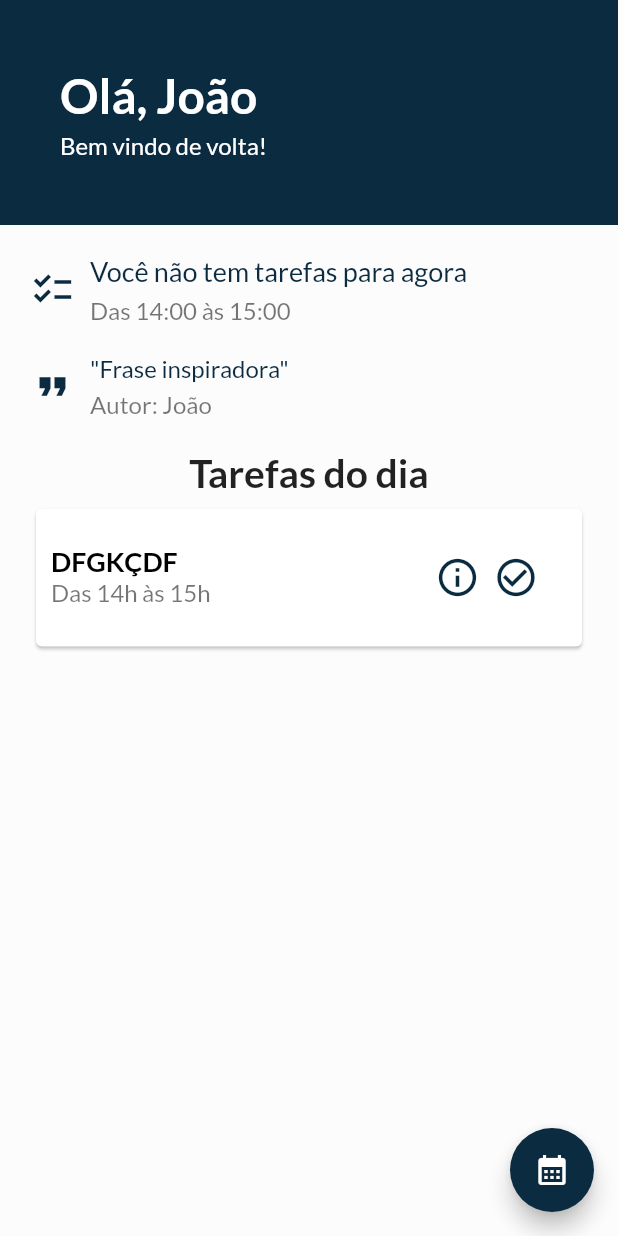
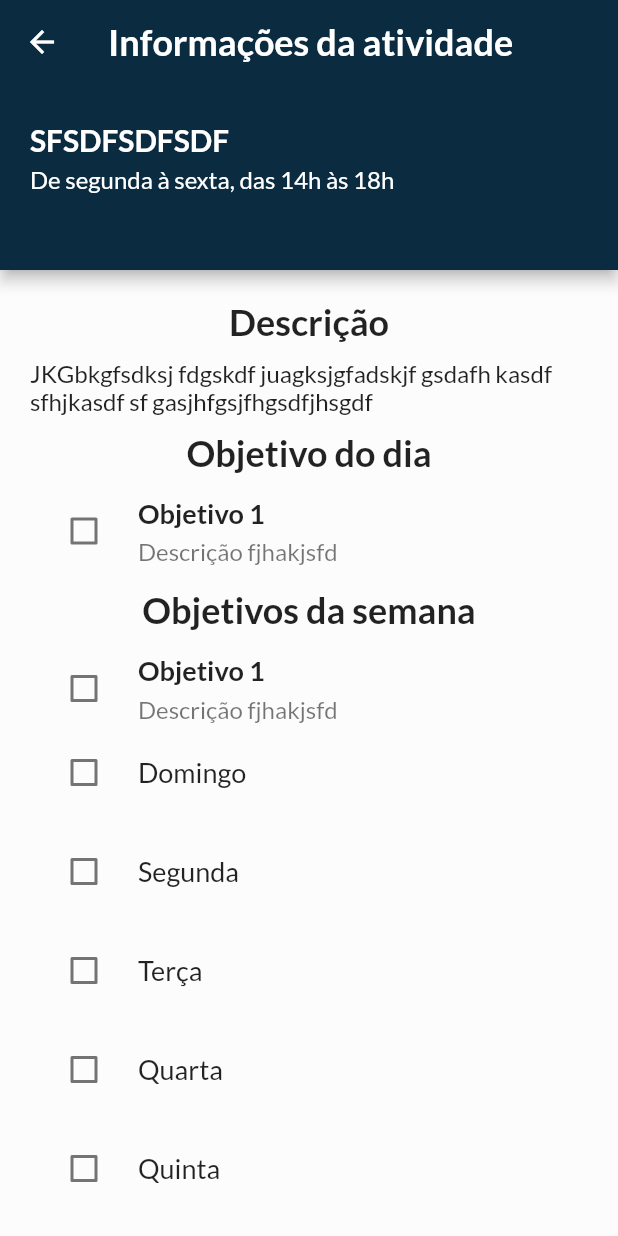
Before and after one commit to guicrisostomo/hour, a Flutter app: the Home screen opened by its route, after a tap on "DFGKÇDF", on a phone screen of 412 x 824 dp. Run offline on Flutter 3.47's test engine with Material 2 defaults, Android fonts, the phone set to English and light mode, and no system bars; our stand-ins replace firebase_core, flutter_dotenv, flutter_svg, google_fonts; accounts and stored records are empty.

Commit message:
feat: add new screen

```diff
--- a/lib/main.dart
+++ b/lib/main.dart
@@ -3,6 +3,7 @@ import 'package:flutter_dotenv/flutter_dotenv.dart';
 import 'package:hour/view/pages/add.dart';
 import 'package:hour/view/pages/edit.dart';
 import 'package:hour/view/pages/home.dart';
+import 'package:hour/view/pages/info_activity.dart';
 import 'package:hour/view/pages/login.dart';
 import 'package:hour/view/pages/planning.dart';
 import 'package:hour/view/pages/presentation.dart';
@@ -29,6 +30,7 @@ Future<void> main() async {
         '/add': (context) => const Add(),
         '/edit': (context) => const Edit(),
         '/planning': (context) => const Planning(),
+        '/info_activity': (context) => const InfoActivity(),
       },
     ),
   );
--- /dev/null
+++ b/lib/view/pages/info_activity.dart
@@ -0,0 +1,406 @@
+import 'package:flutter/material.dart';
+import 'package:google_fonts/google_fonts.dart';
+
+import 'package:hour/globals.dart' as globals;
+import 'package:hour/view/widgets/button.dart';
+
+class InfoActivity extends StatefulWidget {
+  const InfoActivity({super.key});
+
+  @override
+  State<InfoActivity> createState() => _InfoActivityState();
+}
+
+class _InfoActivityState extends State<InfoActivity> {
+  static List listDaysCheckedValue = [false, false, false, false, false, false, false];
+
+  Widget ShowHourDay(int day, TextEditingController? controllerFor, TextEditingController? controllerUntil) {
+    return listDaysCheckedValue[day] ?
+      Column(
+        children: [
+          Row(
+            children: [
+
+              const SizedBox(width: 10),
+
+              SizedBox(
+                width: 100,
+                child: TextField(
+                  controller: controllerFor,
+                  decoration: const InputDecoration(
+                    border: OutlineInputBorder(),
+                    labelText: 'De',
+                  ),
+                ),
+              ),
+
+              const SizedBox(width: 10),
+
+              Text(
+                'às',
+                style: GoogleFonts.lato(
+                  fontSize: 18,
+                ),
+              ),
+
+              const SizedBox(width: 10),
+
+              SizedBox(
+                width: 100,
+                child: TextField(
+                  controller: controllerUntil,
+                  decoration: const InputDecoration(
+                    border: OutlineInputBorder(),
+                    labelText: 'Até',
+                  ),
+                ),
+              ),
+            ],
+          ),
+        ],
+      )
+    : const SizedBox(height: 0);
+  }
+
+  @override
+  Widget build(BuildContext context) {
+    var txtForSun = TextEditingController();
+    var txtUntilSun = TextEditingController();
+    var txtForMon = TextEditingController();
+    var txtUntilMon = TextEditingController();
+    var txtForTue = TextEditingController();
+    var txtUntilTue = TextEditingController();
+    var txtForWed = TextEditingController();
+    var txtUntilWed = TextEditingController();
+    var txtForThu = TextEditingController();
+    var txtUntilThu = TextEditingController();
+    var txtForFri = TextEditingController();
+    var txtUntilFri = TextEditingController();
+    var txtForSat = TextEditingController();
+    var txtUntilSat = TextEditingController();
+
+    return Scaffold(
+      appBar: PreferredSize(
+        preferredSize: const Size.fromHeight(180),
+        child: AppBar(
+          title: Text(
+            'Informações da atividade',
+            style: GoogleFonts.lato(
+              color: Colors.white,
+              fontSize: 24,
+              fontWeight: FontWeight.w600,
+            ),
+          ),
+          backgroundColor: globals.primary,
+
+          flexibleSpace: Center(
+            child: Wrap(
+              direction: Axis.horizontal,
+              children: [
+
+                Padding(
+                  padding: const EdgeInsets.fromLTRB(20, 50, 20, 20),
+                  child: Column(
+                    mainAxisAlignment: MainAxisAlignment.start,
+                    crossAxisAlignment: CrossAxisAlignment.stretch,
+                    children: [
+                      Text(
+                        'SFSDFSDFSDF',
+                        style: GoogleFonts.lato(
+                          color: Colors.white,
+                          fontSize: 20,
+                          fontWeight: FontWeight.w600,
+                        ),
+                      ),
+
+                      const SizedBox(height: 5),
+
+                      Text(
+                        'De segunda à sexta, das 14h às 18h',
+                        style: GoogleFonts.lato(
+                          color: Colors.white,
+                          fontSize: 16,
+                        ),
+                      ),
+                    ]
+                  ),
+                ),
+              ]
+            ),
+          )
+        ),
+      ),
+
+      body: SingleChildScrollView(
+        child: Padding(
+          padding: const EdgeInsets.all(20),
+          child: Column(
+            children: [
+              Text(
+                'Descrição',
+                style: GoogleFonts.lato(
+                  fontSize: 24,
+                  fontWeight: FontWeight.w600,
+                ),
+              ),
+
+              const SizedBox(height: 10),
+
+              Text(
+                'JKGbkgfsdksj fdgskdf juagksjgfadskjf gsdafh kasdf sfhjkasdf sf gasjhfgsjfhgsdfjhsgdf',
+                style: GoogleFonts.lato(
+                  fontSize: 16,
+                ),
+              ),
+
+              const SizedBox(height: 10),
+
+              Text(
+                'Objetivo do dia',
+                style: GoogleFonts.lato(
+                  fontSize: 24,
+                  fontWeight: FontWeight.w600,
+                ),
+              ),
+
+              const SizedBox(height: 10),
+
+              CheckboxListTile(
+                value: false,
+                onChanged: (value) {
+                  value!;
+                },
+                title: Column(
+                  crossAxisAlignment: CrossAxisAlignment.start,
+                  children: [
+                    Text(
+                      'Objetivo 1',
+                      style: GoogleFonts.lato(
+                        fontSize: 18,
+                        fontWeight: FontWeight.w600,
+                      ),
+                    ),
+
+                    const SizedBox(height: 5),
+
+                    Text(
+                      'Descrição fjhakjsfd',
+                      style: GoogleFonts.lato(
+                        fontSize: 16,
+                        color: Colors.black54,
+                      ),
+                    ),
+                  ],
+                ),
+
+                controlAffinity: ListTileControlAffinity.leading,
+              ),
+
+              const SizedBox(height: 10),
+
+              Text(
+                'Objetivos da semana',
+                style: GoogleFonts.lato(
+                  fontSize: 24,
+                  fontWeight: FontWeight.w600,
+                ),
+              ),
+
+              const SizedBox(height: 10),
+
+              CheckboxListTile(
+                value: false,
+                onChanged: (value) {
+                  value!;
+                },
+                title: Column(
+                  crossAxisAlignment: CrossAxisAlignment.start,
+                  children: [
+                    Text(
+                      'Objetivo 1',
+                      style: GoogleFonts.lato(
+                        fontSize: 18,
+                        fontWeight: FontWeight.w600,
+                      ),
+                    ),
+
+                    const SizedBox(height: 5),
+
+                    Text(
+                      'Descrição fjhakjsfd',
+                      style: GoogleFonts.lato(
+                        fontSize: 16,
+                        color: Colors.black54,
+                      ),
+                    ),
+                  ],
+                ),
+
+                controlAffinity: ListTileControlAffinity.leading,
+              ),
+
+              CheckboxListTile(
+                value: listDaysCheckedValue[0],
+                onChanged: (value) => {
+                  setState(() {
+                    listDaysCheckedValue[0] = value!;
+                  })
+                },
+                title: Container(
+                  alignment: Alignment.centerLeft,
+                  child: Text(
+                    'Domingo',
+                    style: GoogleFonts.lato(
+                      fontSize: 18,
+                    ),
+                  )
+                ),
+                controlAffinity: ListTileControlAffinity.leading,
+              ),
+
+              ShowHourDay(0, txtForSun, txtUntilSun),
+
+              const SizedBox(height: 10),
+
+              CheckboxListTile(
+                value: listDaysCheckedValue[1],
+                onChanged: (value) => {
+                  setState(() {
+                    listDaysCheckedValue[1] = value!;
+                  })
+                },
+                title: Container(
+                  alignment: Alignment.centerLeft,
+                  child: Text(
+                    'Segunda',
+                    style: GoogleFonts.lato(
+                      fontSize: 18,
+                    ),
+                  )
+                ),
+                controlAffinity: ListTileControlAffinity.leading,
+              ),
+
+              ShowHourDay(1, txtForMon, txtUntilMon),
+
+              const SizedBox(height: 10),
+
+              CheckboxListTile(
+                value: listDaysCheckedValue[2],
+                onChanged: (value) => {
+                  setState(() {
+                    listDaysCheckedValue[2] = value!;
+                  })
+                },
+                title: Container(
+                  alignment: Alignment.centerLeft,
+                  child: Text(
+                    'Terça',
+                    style: GoogleFonts.lato(
+                      fontSize: 18,
+                    ),
+                  )
+                ),
+                controlAffinity: ListTileControlAffinity.leading,
+              ),
+
+              ShowHourDay(2, txtForTue, txtUntilTue),
+
+              const SizedBox(height: 10),
+
+              CheckboxListTile(
+                value: listDaysCheckedValue[3],
+                onChanged: (value) => {
+                  setState(() {
+                    listDaysCheckedValue[3] = value!;
+                  })
+                },
+                title: Container(
+                  alignment: Alignment.centerLeft,
+                  child: Text(
+                    'Quarta',
+                    style: GoogleFonts.lato(
+                      fontSize: 18,
+                    ),
+                  )
+                ),
+                controlAffinity: ListTileControlAffinity.leading,
+              ),
+
+              ShowHourDay(3, txtForWed, txtUntilWed),
+
+              const SizedBox(height: 10),
+
+              CheckboxListTile(
+                value: listDaysCheckedValue[4],
+                onChanged: (value) => {
+                  setState(() {
+                    listDaysCheckedValue[4] = value!;
+                  })
+                },
+                title: Container(
+                  alignment: Alignment.centerLeft,
+                  child: Text(
+                    'Quinta',
+                    style: GoogleFonts.lato(
+                      fontSize: 18,
+                    ),
+                  )
+                ),
+                controlAffinity: ListTileControlAffinity.leading,
+              ),
+
+              ShowHourDay(4, txtForThu, txtUntilThu),
+
+              const SizedBox(height: 10),
+
+              CheckboxListTile(
+                value: listDaysCheckedValue[5],
+                onChanged: (value) => {
+                  setState(() {
+                    listDaysCheckedValue[5] = value!;
+                  })
+                },
+                title: Container(
+                  alignment: Alignment.centerLeft,
+                  child: Text(
+                    'Sexta',
+                    style: GoogleFonts.lato(
+                      fontSize: 18,
+                    ),
+                  )
+                ),
+                controlAffinity: ListTileControlAffinity.leading,
+              ),
+
+              ShowHourDay(5, txtForFri, txtUntilFri),
+
+              const SizedBox(height: 10),
+
+              CheckboxListTile(
+                value: listDaysCheckedValue[6],
+                onChanged: (value) => {
+                  setState(() {
+                    listDaysCheckedValue[6] = value!;
+                  })
+                },
+                title: Container(
+                  alignment: Alignment.centerLeft,
+                  child: Text(
+                    'Sábado',
+                    style: GoogleFonts.lato(
+                      fontSize: 18,
+                    ),
+                  )
+                ),
+                controlAffinity: ListTileControlAffinity.leading,
+              ),
+
+              ShowHourDay(6, txtForSat, txtUntilSat),
+            ],
+          ),
+        ),
+      ),
+    );
+  }
+}
```
